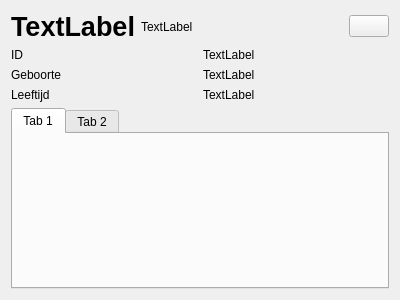
Qt form src/person_detail/person_detail_view.ui (niknetniko/opa) before a commit.
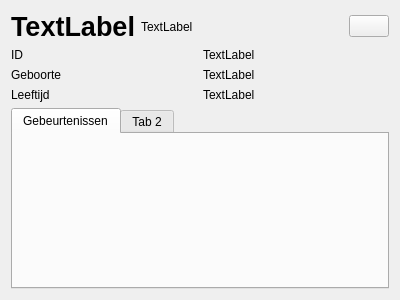
The same form after that commit. Custom widgets are drawn as their Qt base class.

The edit to the form file:
```diff
--- a/src/person_detail/person_detail_view.ui
+++ b/src/person_detail/person_detail_view.ui
@@ -108,7 +108,7 @@
      </property>
      <widget class="QWidget" name="eventTab">
       <attribute name="title">
-       <string>Tab 1</string>
+       <string>Gebeurtenissen</string>
       </attribute>
       <layout class="QVBoxLayout" name="verticalLayout_2">
        <item>
```
